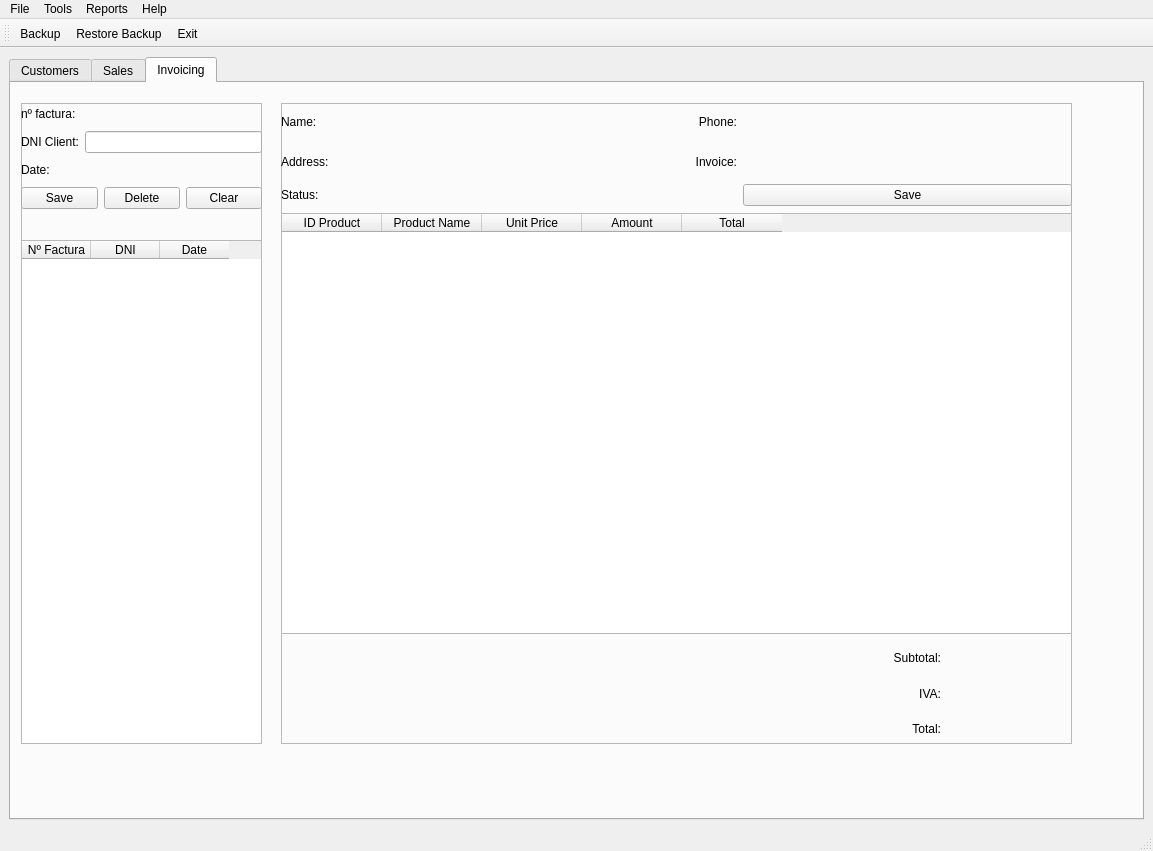
Before: the Qt Designer form templates/window.ui in GabrielgsdCIUwU/ID-QTDesigner-practice, drawn with Qt 5.
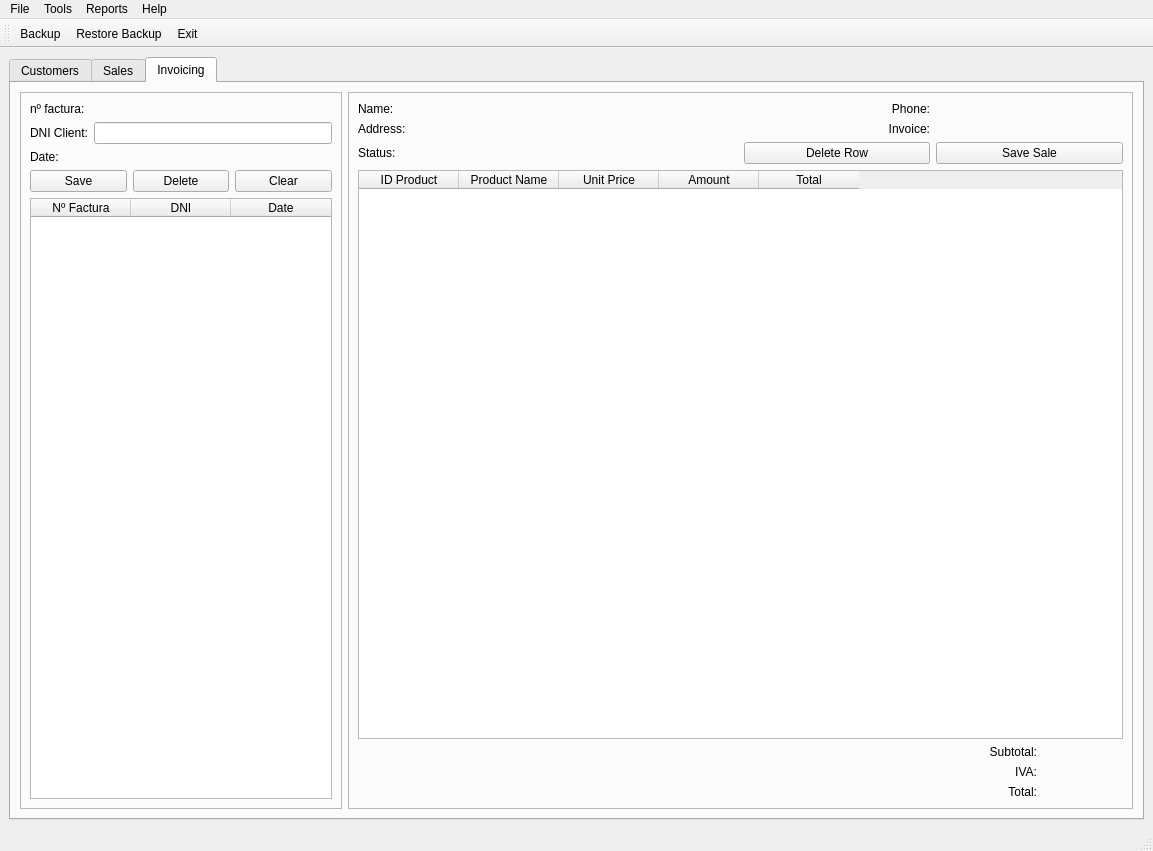
After: the same form once the commit is applied. Icons and pictures are not drawn.

Commit message: feat(invoice): Add disabled buttons styles

What changed in the file:
```diff
--- a/templates/window.ui
+++ b/templates/window.ui
@@ -785,41 +785,23 @@
        <attribute name="title">
         <string>Invoicing</string>
        </attribute>
-       <widget class="QFrame" name="frame">
-        <property name="geometry">
-         <rect>
-          <x>10</x>
-          <y>20</y>
-          <width>241</width>
-          <height>641</height>
-         </rect>
+       <layout class="QHBoxLayout" name="hLayout_main_invoicing">
+        <item>
+         <widget class="QFrame" name="frame_invoice_list">
+          <property name="maximumSize">
+           <size>
+            <width>322</width>
+            <height>16777215</height>
+           </size>
         </property>
         <property name="frameShape">
          <enum>QFrame::StyledPanel</enum>
         </property>
-        <property name="frameShadow">
-         <enum>QFrame::Raised</enum>
-        </property>
-        <widget class="QWidget" name="layoutWidget">
-         <property name="geometry">
-          <rect>
-           <x>0</x>
-           <y>0</y>
-           <width>241</width>
-           <height>641</height>
-          </rect>
-         </property>
-         <layout class="QVBoxLayout" name="verticalLayout_2">
+          <layout class="QVBoxLayout" name="vLayout_left">
           <item>
            <layout class="QGridLayout" name="gridLayout_5">
             <item row="0" column="0">
              <widget class="QLabel" name="label">
-              <property name="minimumSize">
-               <size>
-                <width>0</width>
-                <height>22</height>
-               </size>
-              </property>
               <property name="text">
                <string>nº factura:</string>
               </property>
@@ -827,9 +809,6 @@
             </item>
             <item row="0" column="1">
              <widget class="QLabel" name="lbl_num_factura">
-              <property name="styleSheet">
-               <string notr="true"/>
-              </property>
               <property name="text">
                <string/>
               </property>
@@ -840,12 +819,6 @@
             </item>
             <item row="1" column="0">
              <widget class="QLabel" name="label_2">
-              <property name="minimumSize">
-               <size>
-                <width>0</width>
-                <height>22</height>
-               </size>
-              </property>
               <property name="text">
                <string>DNI Client:</string>
               </property>
@@ -853,12 +826,6 @@
             </item>
             <item row="2" column="0">
              <widget class="QLabel" name="label_3">
-              <property name="minimumSize">
-               <size>
-                <width>0</width>
-                <height>22</height>
-               </size>
-              </property>
               <property name="text">
                <string>Date:</string>
               </property>
@@ -866,15 +833,14 @@
             </item>
             <item row="2" column="1">
              <widget class="QLabel" name="lbl_date_factura">
-              <property name="styleSheet">
-               <string notr="true"/>
-              </property>
               <property name="text">
                <string/>
               </property>
              </widget>
             </item>
-            <item row="3" column="0" colspan="2">
+            </layout>
+           </item>
+           <item>
              <layout class="QHBoxLayout" name="horizontalLayout_4">
               <item>
                <widget class="QPushButton" name="btn_save_invoice">
@@ -899,24 +865,6 @@
               </item>
              </layout>
             </item>
-           </layout>
-          </item>
-          <item>
-           <spacer name="verticalSpacer">
-            <property name="orientation">
-             <enum>Qt::Vertical</enum>
-            </property>
-            <property name="sizeType">
-             <enum>QSizePolicy::Maximum</enum>
-            </property>
-            <property name="sizeHint" stdset="0">
-             <size>
-              <width>5</width>
-              <height>25</height>
-             </size>
-            </property>
-           </spacer>
-          </item>
           <item>
            <widget class="QTableWidget" name="table_invoice">
             <property name="editTriggers">
@@ -928,9 +876,6 @@
             <property name="selectionBehavior">
              <enum>QAbstractItemView::SelectRows</enum>
             </property>
-            <attribute name="horizontalHeaderDefaultSectionSize">
-             <number>69</number>
-            </attribute>
             <attribute name="verticalHeaderVisible">
              <bool>false</bool>
             </attribute>
@@ -953,93 +898,17 @@
           </item>
          </layout>
         </widget>
-       </widget>
-       <widget class="QFrame" name="frame_2">
-        <property name="geometry">
-         <rect>
-          <x>270</x>
-          <y>20</y>
-          <width>791</width>
-          <height>641</height>
-         </rect>
-        </property>
+        </item>
+        <item>
+         <widget class="QFrame" name="frame_sale_details">
         <property name="frameShape">
          <enum>QFrame::StyledPanel</enum>
         </property>
-        <property name="frameShadow">
-         <enum>QFrame::Raised</enum>
-        </property>
-        <widget class="QTableWidget" name="table_sales">
-         <property name="geometry">
-          <rect>
-           <x>0</x>
-           <y>110</y>
-           <width>791</width>
-           <height>421</height>
-          </rect>
-         </property>
-         <property name="editTriggers">
-          <set>QAbstractItemView::AllEditTriggers</set>
-         </property>
-         <property name="alternatingRowColors">
-          <bool>true</bool>
-         </property>
-         <property name="selectionMode">
-          <enum>QAbstractItemView::NoSelection</enum>
-         </property>
-         <attribute name="verticalHeaderVisible">
-          <bool>false</bool>
-         </attribute>
-         <column>
-          <property name="text">
-           <string>ID Product</string>
-          </property>
-         </column>
-         <column>
-          <property name="text">
-           <string>Product Name</string>
-          </property>
-         </column>
-         <column>
-          <property name="text">
-           <string>Unit Price</string>
-          </property>
-         </column>
-         <column>
-          <property name="text">
-           <string>Amount</string>
-          </property>
-         </column>
-         <column>
-          <property name="text">
-           <string>Total</string>
-          </property>
-         </column>
-        </widget>
-        <widget class="QWidget" name="layoutWidget">
-         <property name="geometry">
-          <rect>
-           <x>0</x>
-           <y>2</y>
-           <width>791</width>
-           <height>101</height>
-          </rect>
-         </property>
-         <layout class="QGridLayout" name="gridLayout_2" columnminimumwidth="0,0,0,0">
+          <layout class="QVBoxLayout" name="vLayout_right">
+           <item>
+            <layout class="QGridLayout" name="gridLayout_2">
           <item row="0" column="0">
            <widget class="QLabel" name="label_4">
-            <property name="minimumSize">
-             <size>
-              <width>55</width>
-              <height>0</height>
-             </size>
-            </property>
-            <property name="maximumSize">
-             <size>
-              <width>55</width>
-              <height>16777215</height>
-             </size>
-            </property>
             <property name="text">
              <string>Name:</string>
             </property>
@@ -1047,9 +916,6 @@
           </item>
           <item row="0" column="1">
            <widget class="QLabel" name="lbl_name_invoice">
-            <property name="styleSheet">
-             <string notr="true"/>
-            </property>
             <property name="text">
              <string/>
             </property>
@@ -1057,12 +923,6 @@
           </item>
           <item row="0" column="2">
            <widget class="QLabel" name="label_6">
-            <property name="maximumSize">
-             <size>
-              <width>60</width>
-              <height>16777215</height>
-             </size>
-            </property>
             <property name="text">
              <string>Phone:</string>
             </property>
@@ -1073,9 +933,6 @@
           </item>
           <item row="0" column="3">
            <widget class="QLabel" name="lbl_phone_invoice">
-            <property name="styleSheet">
-             <string notr="true"/>
-            </property>
             <property name="text">
              <string/>
             </property>
@@ -1083,18 +940,6 @@
           </item>
           <item row="1" column="0">
            <widget class="QLabel" name="label_5">
-            <property name="minimumSize">
-             <size>
-              <width>55</width>
-              <height>0</height>
-             </size>
-            </property>
-            <property name="maximumSize">
-             <size>
-              <width>50</width>
-              <height>16777215</height>
-             </size>
-            </property>
             <property name="text">
              <string>Address:</string>
             </property>
@@ -1102,9 +947,6 @@
           </item>
           <item row="1" column="1">
            <widget class="QLabel" name="lbl_address_invoice">
-            <property name="styleSheet">
-             <string notr="true"/>
-            </property>
             <property name="text">
              <string/>
             </property>
@@ -1112,12 +954,6 @@
           </item>
           <item row="1" column="2">
            <widget class="QLabel" name="label_7">
-            <property name="maximumSize">
-             <size>
-              <width>60</width>
-              <height>16777215</height>
-             </size>
-            </property>
             <property name="text">
              <string>Invoice:</string>
             </property>
@@ -1128,9 +964,6 @@
           </item>
           <item row="1" column="3">
            <widget class="QLabel" name="lbl_invoicetype_invoice">
-            <property name="styleSheet">
-             <string notr="true"/>
-            </property>
             <property name="text">
              <string/>
             </property>
@@ -1138,12 +971,6 @@
           </item>
           <item row="2" column="0">
            <widget class="QLabel" name="label_8">
-            <property name="maximumSize">
-             <size>
-              <width>55</width>
-              <height>16777215</height>
-             </size>
-            </property>
             <property name="text">
              <string>Status:</string>
             </property>
@@ -1151,9 +978,6 @@
           </item>
           <item row="2" column="1">
            <widget class="QLabel" name="lbl_status_invoice">
-            <property name="styleSheet">
-             <string notr="true"/>
-            </property>
             <property name="text">
              <string/>
             </property>
@@ -1162,109 +986,131 @@
           <item row="2" column="3">
            <widget class="QPushButton" name="btn_save_sale">
             <property name="text">
-             <string>Save</string>
+                <string>Save Sale</string>
+               </property>
+              </widget>
+             </item>
+             <item row="2" column="2">
+              <widget class="QPushButton" name="btn_delete_sale_row">
+               <property name="text">
+                <string>Delete Row</string>
             </property>
            </widget>
           </item>
          </layout>
-        </widget>
-        <widget class="QWidget" name="layoutWidget">
-         <property name="geometry">
-          <rect>
-           <x>600</x>
-           <y>540</y>
-           <width>191</width>
-           <height>101</height>
-          </rect>
-         </property>
+           </item>
+           <item>
+            <widget class="QTableWidget" name="table_sales">
+             <property name="mouseTracking">
+              <bool>false</bool>
+             </property>
+             <property name="alternatingRowColors">
+              <bool>true</bool>
+             </property>
+             <property name="selectionBehavior">
+              <enum>QAbstractItemView::SelectRows</enum>
+             </property>
+             <attribute name="verticalHeaderVisible">
+              <bool>false</bool>
+             </attribute>
+             <column>
+              <property name="text">
+               <string>ID Product</string>
+              </property>
+             </column>
+             <column>
+              <property name="text">
+               <string>Product Name</string>
+              </property>
+             </column>
+             <column>
+              <property name="text">
+               <string>Unit Price</string>
+              </property>
+             </column>
+             <column>
+              <property name="text">
+               <string>Amount</string>
+              </property>
+             </column>
+             <column>
+              <property name="text">
+               <string>Total</string>
+              </property>
+             </column>
+            </widget>
+           </item>
+           <item>
+            <layout class="QHBoxLayout" name="hLayout_totals">
+             <item>
+              <spacer name="spacer_totals">
+               <property name="orientation">
+                <enum>Qt::Horizontal</enum>
+               </property>
+               <property name="sizeHint" stdset="0">
+                <size>
+                 <width>40</width>
+                 <height>20</height>
+                </size>
+               </property>
+              </spacer>
+             </item>
+             <item>
          <layout class="QGridLayout" name="gridLayout_6">
           <item row="0" column="0">
            <widget class="QLabel" name="label_9">
-            <property name="minimumSize">
-             <size>
-              <width>0</width>
-              <height>0</height>
-             </size>
-            </property>
-            <property name="maximumSize">
-             <size>
-              <width>60</width>
-              <height>16777215</height>
-             </size>
-            </property>
             <property name="text">
              <string>Subtotal:</string>
             </property>
             <property name="alignment">
-             <set>Qt::AlignRight|Qt::AlignTrailing|Qt::AlignVCenter</set>
+                  <set>Qt::AlignRight</set>
             </property>
            </widget>
           </item>
           <item row="0" column="1">
            <widget class="QLabel" name="lbl_subtotal_invoice">
-            <property name="styleSheet">
-             <string notr="true"/>
-            </property>
-            <property name="text">
-             <string/>
+                 <property name="minimumSize">
+                  <size>
+                   <width>80</width>
+                   <height>0</height>
+                  </size>
             </property>
            </widget>
           </item>
           <item row="1" column="0">
            <widget class="QLabel" name="label_10">
-            <property name="maximumSize">
-             <size>
-              <width>60</width>
-              <height>16777215</height>
-             </size>
-            </property>
             <property name="text">
              <string>IVA:</string>
             </property>
             <property name="alignment">
-             <set>Qt::AlignRight|Qt::AlignTrailing|Qt::AlignVCenter</set>
+                  <set>Qt::AlignRight</set>
             </property>
            </widget>
           </item>
           <item row="1" column="1">
-           <widget class="QLabel" name="lbl_iva_invoice">
-            <property name="styleSheet">
-             <string notr="true"/>
-            </property>
-            <property name="text">
-             <string/>
-            </property>
-           </widget>
+                <widget class="QLabel" name="lbl_iva_invoice"/>
           </item>
           <item row="2" column="0">
            <widget class="QLabel" name="label_11">
-            <property name="maximumSize">
-             <size>
-              <width>60</width>
-              <height>16777215</height>
-             </size>
-            </property>
             <property name="text">
              <string>Total:</string>
             </property>
             <property name="alignment">
-             <set>Qt::AlignRight|Qt::AlignTrailing|Qt::AlignVCenter</set>
+                  <set>Qt::AlignRight</set>
             </property>
            </widget>
           </item>
           <item row="2" column="1">
-           <widget class="QLabel" name="lbl_total_invoice">
-            <property name="styleSheet">
-             <string notr="true"/>
-            </property>
-            <property name="text">
-             <string/>
-            </property>
-           </widget>
-          </item>
-         </layout>
-        </widget>
-       </widget>
+                <widget class="QLabel" name="lbl_total_invoice"/>
+               </item>
+              </layout>
+             </item>
+            </layout>
+           </item>
+          </layout>
+         </widget>
+        </item>
+       </layout>
       </widget>
      </widget>
     </item>
```
Left out of the diff: 13 changed lines with no effect on the pictures. Lines whose indentation alone changed are shown as unchanged. The commit also changes 7 other files.
